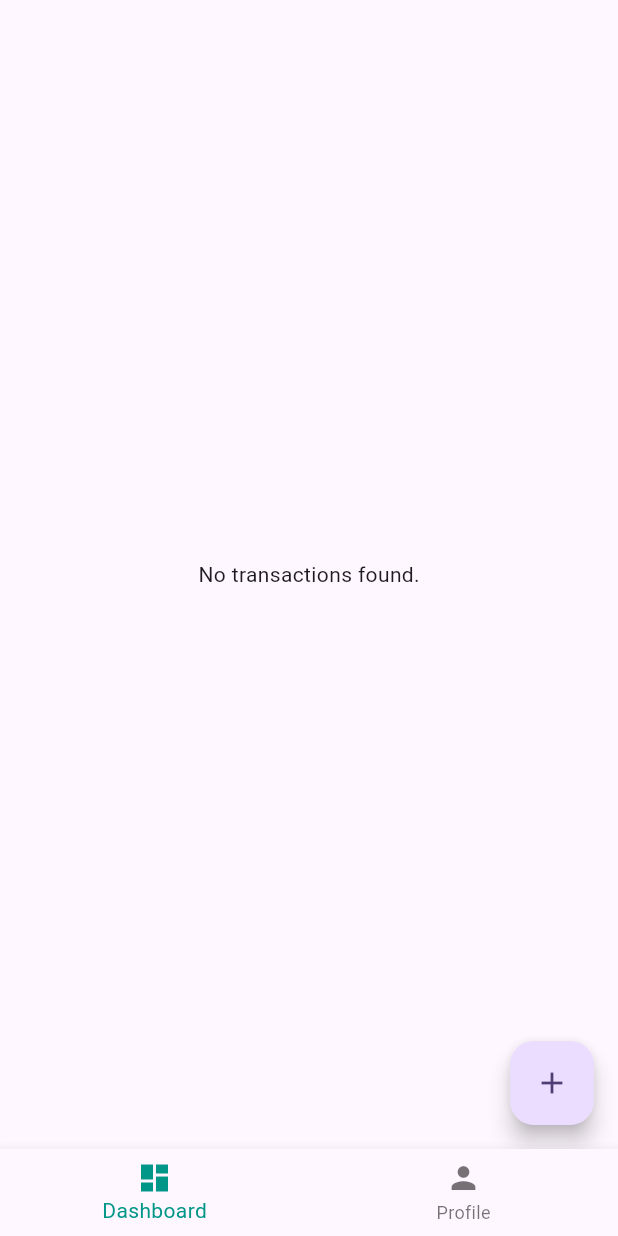
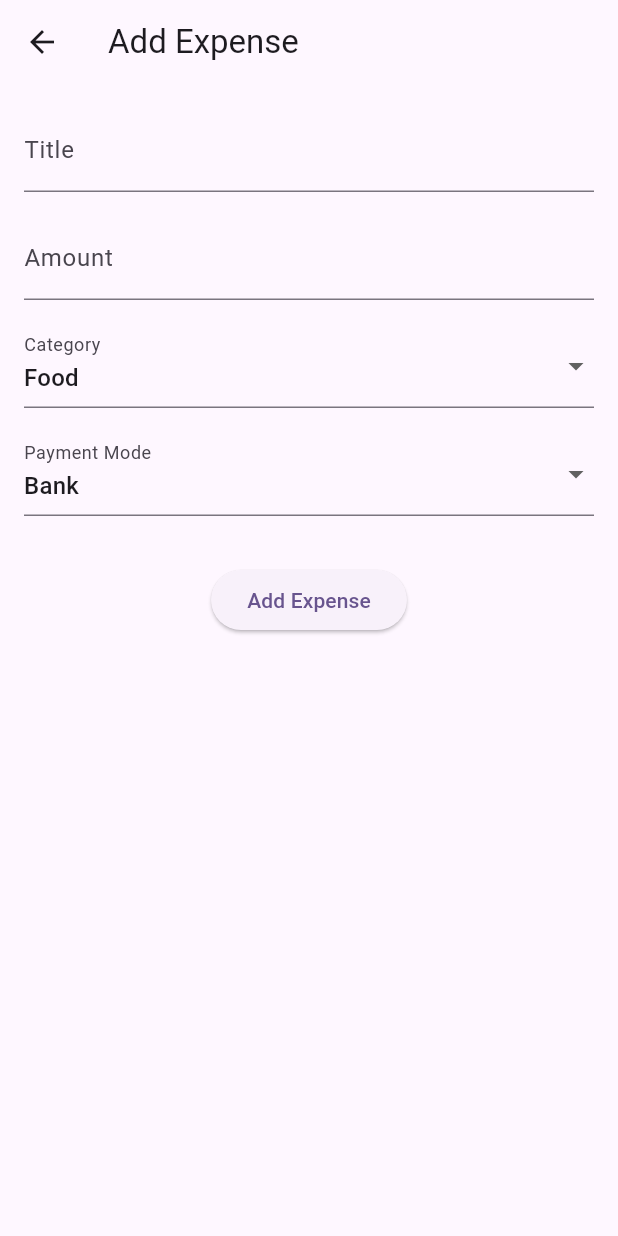
Before and after one commit to ambadi95/spendWise, a Flutter app: the screen it shows once a user with an empty profile is signed in, after a tap on the "add" icon, on a phone screen of 412 x 824 dp. Run offline on Flutter 3.47's test engine with Material 3 defaults, Android fonts, the phone set to English and light mode, and no system bars; our stand-ins replace get, supabase_flutter; accounts and stored records are empty; network calls fail.

Commit message:
expense settings WIP

```diff
--- /dev/null
+++ b/lib/src/features/Dashboard/Screens/OverviewScreen/addexpense_screen.dart
@@ -0,0 +1,130 @@
+import 'package:flutter/material.dart';
+import 'package:get/get.dart';
+import 'overview_controller.dart';
+
+class AddExpenseScreen extends StatelessWidget {
+  final dynamic data;
+  AddExpenseScreen({super.key, this.data});
+
+  final OverviewController controller = Get.find();
+
+  final TextEditingController titleController = TextEditingController();
+  final TextEditingController amountController = TextEditingController();
+  final RxString selectedCategory = 'Food'.obs;
+  final RxString selectedPaymentMode = 'Bank'.obs;
+
+  final List<String> categories = [
+    'Food',
+    'Travel',
+    'Shopping',
+    'Fuel',
+    'Other',
+  ];
+
+  final List<String> paymentMode = [
+    'Bank',
+    'Credit Card',
+    'Cash',
+    'Other',
+  ];
+
+  @override
+  Widget build(BuildContext context) {
+    if (data != null) {
+      titleController.text = data['title'];
+      amountController.text = data['amount'].toString();
+    }
+    return Scaffold(
+      appBar:
+          AppBar(title: Text(data != null ? 'Update Expense' : 'Add Expense')),
+      body: Padding(
+        padding: const EdgeInsets.all(16.0),
+        child: Column(
+          children: [
+            TextField(
+              controller: titleController,
+              decoration: const InputDecoration(
+                labelText: 'Title',
+              ),
+            ),
+            const SizedBox(height: 16),
+            TextField(
+              controller: amountController,
+              keyboardType: TextInputType.number,
+              decoration: const InputDecoration(
+                labelText: 'Amount',
+              ),
+            ),
+            const SizedBox(height: 16),
+            Obx(() => Column(
+                  children: [
+                    DropdownButtonFormField<String>(
+                      value: selectedCategory.value,
+                      items: categories
+                          .map(
+                              (e) => DropdownMenuItem(value: e, child: Text(e)))
+                          .toList(),
+                      onChanged: (val) {
+                        if (val != null) selectedCategory.value = val;
+                      },
+                      decoration: const InputDecoration(
+                        labelText: 'Category',
+                      ),
+                    ),
+                    const SizedBox(height: 16),
+                    DropdownButtonFormField<String>(
+                      value: selectedPaymentMode.value,
+                      items: paymentMode
+                          .map(
+                              (e) => DropdownMenuItem(value: e, child: Text(e)))
+                          .toList(),
+                      onChanged: (val) {
+                        if (val != null) selectedPaymentMode.value = val;
+                      },
+                      decoration: const InputDecoration(
+                        labelText: 'Payment Mode',
+                      ),
+                    ),
+                  ],
+                )),
+            const SizedBox(height: 32),
+            ElevatedButton(
+              onPressed: () async {
+                final title = titleController.text.trim();
+                final amount = double.tryParse(amountController.text.trim());
+                final category = selectedCategory.value;
+
+                if (title.isEmpty || amount == null) {
+                  Get.snackbar('Error', 'Please fill all fields');
+                  return;
+                }
+                if (data != null) {
+                  await controller.editExpense(
+                      id: data['id'].toString(),
+                      title: title,
+                      amount: amount,
+                      category: category,
+                      paymentMode: selectedPaymentMode.value);
+                } else {
+                  await controller.addExpense(
+                      title: title,
+                      amount: amount,
+                      category: category,
+                      paymentMode: selectedPaymentMode.value);
+                }
+
+                // Clear fields after adding
+                titleController.clear();
+                amountController.clear();
+                selectedCategory.value = 'Food';
+
+                Get.back(); // Close the page
+              },
+              child: Text(data != null ? 'Update Expense' : 'Add Expense'),
+            )
+          ],
+        ),
+      ),
+    );
+  }
+}
--- a/lib/src/features/Dashboard/Screens/OverviewScreen/overview_controller.dart
+++ b/lib/src/features/Dashboard/Screens/OverviewScreen/overview_controller.dart
@@ -12,11 +12,10 @@ class OverviewController extends GetxController {
   }
 
   final supabase = Supabase.instance.client;
-  final supabaseTable = Supabase.instance.client;
-
   // Observable list of transactions
   var transactions = <Map<String, dynamic>>[].obs;
   var loading = true.obs;
+  String currentUserName = '';
   double totalAmount = 0;
 
   // Fetch all transactions for the current user
@@ -28,10 +27,10 @@ class OverviewController extends GetxController {
       loading.value = false;
       return;
     }
-
+    currentUserName = supabase.auth.currentUser?.userMetadata?['full_name'];
     final response = await supabase
         .from('transactions')
-        .select('*')
+        .select()
         .eq('user_id', userId);
 
     totalAmount = response.fold<double>(
@@ -44,5 +43,47 @@ class OverviewController extends GetxController {
     loading.value = false;
   }
 
+  Future<void> addExpense({
+    required String title,
+    required double amount,
+    required String category,
+    required String paymentMode
+  }) async {
+    final userId = supabase.auth.currentUser?.id;
+    if (userId == null) return;
+
+    final response = await supabase.from('transactions').insert({
+      'user_id': userId,
+      'title': title,
+      'amount': amount,
+      'category': category,
+      'payment_type' : paymentMode,
+      'payment_category' : 'HDFC Bank',
+      'transaction_type' : 'DEBIT',
+      'transaction_date': DateTime.now().toIso8601String(),
+    });
+
+    if (response != null) {
+      // Refresh the transactions
+      await fetchTransactions();
+    }
+  }
+
+  Future<void> editExpense({
+    required String id,
+    required String title,
+    required double amount,
+    required String category,
+    required String paymentMode,
+  }) async {
+    await supabase.from('transactions').update({
+      'title': title,
+      'amount': amount,
+      'category': category,
+      'payment_type' : paymentMode,
+    }).eq('id', id);
+
+    await fetchTransactions();
+  }
 
 }
--- a/lib/src/features/Dashboard/Screens/OverviewScreen/overview_screen.dart
+++ b/lib/src/features/Dashboard/Screens/OverviewScreen/overview_screen.dart
@@ -1,10 +1,11 @@
 import 'package:flutter/material.dart';
 import 'package:get/get.dart';
+import 'package:spendwise/src/core/utils.dart';
+import 'addexpense_screen.dart';
 import 'overview_controller.dart';
 
 class OverviewScreen extends StatelessWidget {
   final double budget = 20000;
-  final double expenses = 12500;
 
   final OverviewController controller = Get.put(OverviewController());
 
@@ -14,14 +15,44 @@ class OverviewScreen extends StatelessWidget {
   Widget build(BuildContext context) {
     return Scaffold(
         floatingActionButton: FloatingActionButton(
-            child: const Icon(Icons.add), onPressed: () => {}),
+            child: const Icon(Icons.add),
+            onPressed: () async {
+              await Get.to(AddExpenseScreen());
+              await controller.fetchTransactions();
+            }),
         body: Obx(() {
           if (controller.loading.value) {
             return const Center(child: CircularProgressIndicator());
           }
 
           if (controller.transactions.isEmpty) {
-            return const Center(child: Text('No transactions found.'));
+            return Center(
+              child: Column(
+                crossAxisAlignment: CrossAxisAlignment.center,
+                mainAxisAlignment: MainAxisAlignment.center,
+                children: [
+                  Center(
+                      child: Text(
+                    'Welcome ${controller.currentUserName}',
+                    style: const TextStyle(
+                        fontSize: 20, fontWeight: FontWeight.bold),
+                  )),
+                  const SizedBox(
+                    height: 20,
+                  ),
+                  const Center(child: Text('No transactions found.')),
+                  const SizedBox(
+                    height: 20,
+                  ),
+                  FloatingActionButton(
+                      child: const Icon(Icons.add),
+                      onPressed: () async {
+                        await Get.to(AddExpenseScreen());
+                        await controller.fetchTransactions();
+                      }),
+                ],
+              ),
+            );
           }
           return Padding(
             padding: const EdgeInsets.only(top: 40, left: 10, right: 10),
@@ -42,12 +73,12 @@ class OverviewScreen extends StatelessWidget {
                           style: TextStyle(
                               fontSize: 18, fontWeight: FontWeight.bold)),
                       const SizedBox(height: 10),
-                      Text("₹$expenses / ₹$budget",
+                      Text("₹${controller.totalAmount} / ₹$budget",
                           style: const TextStyle(
                               fontSize: 22, fontWeight: FontWeight.w600)),
                       const SizedBox(height: 8),
                       LinearProgressIndicator(
-                        value: expenses / budget,
+                        value: controller.totalAmount / budget,
                         color: Colors.teal,
                         backgroundColor: Colors.grey[300],
                       ),
@@ -68,15 +99,40 @@ class OverviewScreen extends StatelessWidget {
                   child: ListView.builder(
                     itemCount: controller.transactions.length,
                     itemBuilder: (context, index) {
-                      return Card(
-                        child: ListTile(
-                          leading: const Icon(Icons.shopping_cart,
-                              color: Colors.teal),
-                          title: Text(controller.transactions[index]['title']),
-                          subtitle:
-                              Text(controller.transactions[index]['category']),
-                          trailing: Text(
-                              "- ₹${controller.transactions[index]['amount']}"),
+                      return InkWell(
+                        onTap: () {
+                          Get.to(AddExpenseScreen(
+                            data: controller.transactions[index],
+                          ));
+                        },
+                        child: Card(
+                          child: ListTile(
+                            leading: const Icon(Icons.shopping_cart,
+                                color: Colors.teal),
+                            title: Row(
+                              children: [
+                                Text(controller.transactions[index]['title']),
+                                const Text(' | '),
+                                Text(
+                                    controller.transactions[index]['category']),
+                              ],
+                            ),
+                            subtitle: Row(
+                              children: [
+                                Text(
+                                    '${controller.transactions[index]['payment_type']} Transaction'),
+                              ],
+                            ),
+                            trailing: Column(
+                              mainAxisAlignment: MainAxisAlignment.center,
+                              children: [
+                                Text(
+                                    formatFriendlyDate(controller.transactions[index]['transaction_date'])),
+                                Text(
+                                    "- ₹${controller.transactions[index]['amount']}"),
+                              ],
+                            ),
+                          ),
                         ),
                       );
                     },
--- a/lib/src/features/Dashboard/Screens/ProfileScreen/profile_controller.dart
+++ b/lib/src/features/Dashboard/Screens/ProfileScreen/profile_controller.dart
@@ -1,10 +1,25 @@
 
 
+import 'package:flutter/material.dart';
 import 'package:get/get.dart';
+import 'package:spendwise/src/features/ExpenseSettings/expenseSettings_screen.dart';
 
 class ProfileController extends GetxController {
 
-
+List settings = [
+  {
+    'icon' : Icons.calendar_month,
+    'title' : 'Monthly Expense Settings',
+    'subTitle' : '>',
+    'navTo' : ExpenseSettingsScreen()
+  },
+  {
+    'icon' : Icons.category,
+    'title' : 'Manage Categories',
+    'subTitle' : '>',
+    'navTo' : ''
+  }
+];
 
 
 }
--- a/pubspec.yaml
+++ b/pubspec.yaml
@@ -15,6 +15,7 @@ dependencies:
   supabase_flutter: ^2.10.0
   app_links: 6.2.0
   get: ^4.6.6
+  intl:
 
 dev_dependencies:
   flutter_test:
```
Also changed, not shown: lib/src/core/utils.dart (added, +17 -0 lines), lib/src/features/Dashboard/Screens/ProfileScreen/profile_screen.dart (+28 -1 lines), lib/src/features/ExpenseSettings/expenseSettings_controller.dart (added, +42 -0 lines), lib/src/features/ExpenseSettings/expenseSettings_screen.dart (added, +51 -0 lines), lib/src/features/Auth/login/login_controller.dart (renamed from lib/src/features/auth/login/login_controller.dart), lib/src/features/Auth/login/login_screen.dart (renamed from lib/src/features/auth/login/login_screen.dart), lib/src/features/Auth/signup/signup_controller.dart (renamed from lib/src/features/auth/signup/signup_controller.dart), lib/src/features/Auth/signup/signup_screen.dart (renamed from lib/src/features/auth/signup/signup_screen.dart), pubspec.lock.
